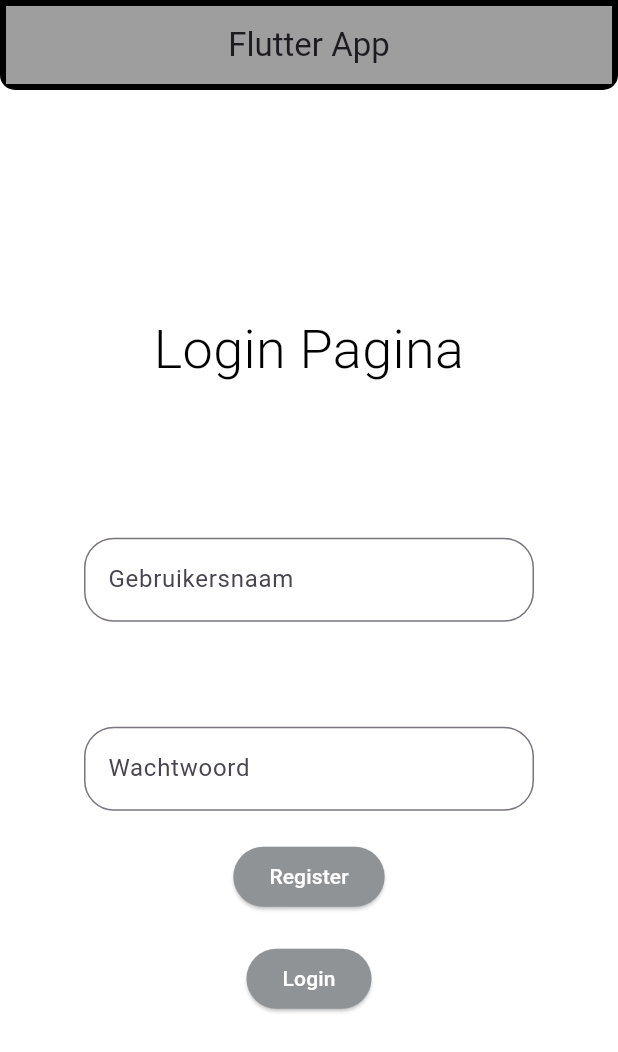
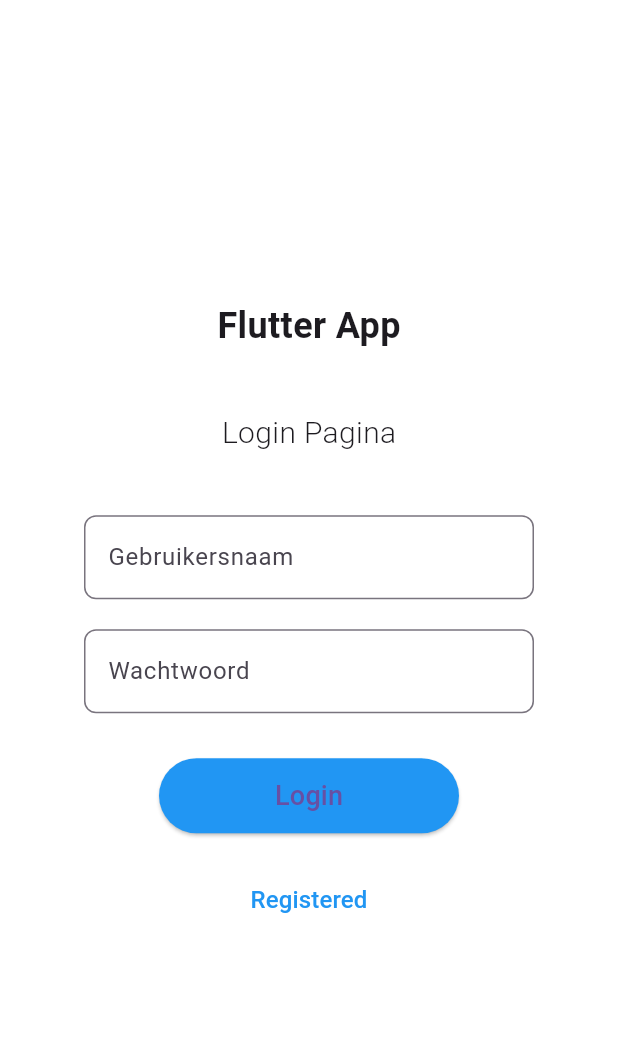
Before and after one commit to Denzel-Bendt/CPD-FlutterApp, a Flutter app: the screen it shows after launch, on a phone screen of 412 x 824 dp. Shown: the top 1052 px of the screen. Run offline on Flutter 3.47's test engine with Material 3 defaults, Android fonts, the light colour scheme and no system bars; our stand-ins replace logger, table_calendar; accounts and stored records are empty.

Commit message:
Lay-out van login pagina aangepast

```diff
--- a/lib/screens/login/login_screen.dart
+++ b/lib/screens/login/login_screen.dart
@@ -1,9 +1,7 @@
-// ignore_for_file: use_build_context_synchronously
-
 import 'package:flutter/material.dart';
 import 'package:cpd_flutterapp/services/auth_service.dart';
 import 'package:cpd_flutterapp/screens/home/home_page.dart';
-import 'package:http/http.dart' as http;  // Importeer de http package
+import 'package:http/http.dart' as http;
 
 class LoginScreen extends StatefulWidget {
   const LoginScreen({super.key});
@@ -13,61 +11,41 @@ class LoginScreen extends StatefulWidget {
 }
 
 class LoginScreenState extends State<LoginScreen> {
-  late final AuthService _authService;  // Maak de AuthService late initialisatie
+  late final AuthService _authService;
   final TextEditingController _usernameController = TextEditingController();
   final TextEditingController _passwordController = TextEditingController();
 
   @override
   void initState() {
     super.initState();
-    // Maak een instantie van de http.Client en geef deze door aan de AuthService
     final http.Client client = http.Client();
-    _authService = AuthService(client: client);  // AuthService wordt geïnitialiseerd met de client
+    _authService = AuthService(client: client);
   }
 
   @override
   Widget build(BuildContext context) {
     return Scaffold(
-      backgroundColor: Colors.white70,
-      appBar: PreferredSize(
-        preferredSize: const Size.fromHeight(60.0),
-        child: Container(
-          decoration: BoxDecoration(
-            border: Border.all(
-              color: const Color.fromARGB(255, 0, 0, 0),
-              width: 4.0,
-            ),
-            borderRadius: const BorderRadius.vertical(
-              bottom: Radius.circular(10),
-            ),
-          ),
-          child: AppBar(
-            backgroundColor: Colors.grey,
-            title: const Center(
-              child: Text("Flutter App"),
-            ),
-            elevation: 0,
-          ),
-        ),
-      ),
+      backgroundColor: Colors.white,
       body: Center(
-        child: Padding(
-          padding: const EdgeInsets.all(16.0),
         child: Column(
           mainAxisAlignment: MainAxisAlignment.center,
           children: <Widget>[
-              const Padding(
-                padding: EdgeInsets.only(bottom: 100.0),
-                child: Text(
+            const Text(
+              'Flutter App',
+              style: TextStyle(
+                fontSize: 24,
+                fontWeight: FontWeight.bold,
+              ),
+            ),
+            const SizedBox(height: 40),
+            const Text(
               'Login Pagina',
               style: TextStyle(
-                    fontSize: 36,
+                fontSize: 20,
                 fontWeight: FontWeight.w300,
-                    color: Colors.black,
-                  ),
-                  textAlign: TextAlign.center,
               ),
             ),
+            const SizedBox(height: 40),
             SizedBox(
               width: 300,
               child: TextField(
@@ -75,74 +53,26 @@ class LoginScreenState extends State<LoginScreen> {
                 decoration: InputDecoration(
                   labelText: 'Gebruikersnaam',
                   border: OutlineInputBorder(
-                      borderRadius: BorderRadius.circular(20.0),
-                      borderSide: const BorderSide(
-                        color: Colors.black,
-                        width: 1.0,
-                      ),
-                    ),
-                    focusedBorder: OutlineInputBorder(
-                      borderRadius: BorderRadius.circular(10.0),
-                      borderSide: const BorderSide(
-                        color: Colors.black,
-                        width: 1.0,
+                    borderRadius: BorderRadius.circular(8.0),
                   ),
                 ),
               ),
             ),
-              ),
-              const SizedBox(height: 70),
+            const SizedBox(height: 20),
             SizedBox(
               width: 300,
               child: TextField(
                 controller: _passwordController,
+                obscureText: true,
                 decoration: InputDecoration(
                   labelText: 'Wachtwoord',
                   border: OutlineInputBorder(
-                      borderRadius: BorderRadius.circular(20.0),
-                      borderSide: const BorderSide(
-                        color: Colors.black,
-                        width: 1.0,
-                      ),
-                    ),
-                    focusedBorder: OutlineInputBorder(
-                      borderRadius: BorderRadius.circular(10.0),
-                      borderSide: const BorderSide(
-                        color: Colors.black,
-                        width: 1.0,
+                    borderRadius: BorderRadius.circular(8.0),
                   ),
                 ),
               ),
-                  obscureText: true,
             ),
-              ),
-              const SizedBox(height: 20),
-              ElevatedButton(
-                onPressed: () async {
-                  bool registered = await _authService.registerUser(
-                    _usernameController.text,
-                    _passwordController.text,
-                  );
-                  if (registered) {
-                    Navigator.pushReplacement(
-                      context,
-                      MaterialPageRoute(
-                        builder: (context) => const HomePage(teamId: 1),
-                      ),
-                    );
-                  } else {
-                    ScaffoldMessenger.of(context).showSnackBar(
-                      const SnackBar(content: Text('Registratie mislukt')),
-                    );
-                  }
-                },
-                style: ElevatedButton.styleFrom(
-                  foregroundColor: Colors.white,
-                  backgroundColor: const Color.fromARGB(255, 143, 147, 150),
-                ),
-                child: const Text('Register'),
-              ),
-              const SizedBox(height: 20),
+            const SizedBox(height: 30),
             ElevatedButton(
               onPressed: () async {
                 bool loggedIn = await _authService.loginUser(
@@ -165,13 +95,28 @@ class LoginScreenState extends State<LoginScreen> {
                 }
               },
               style: ElevatedButton.styleFrom(
-                  foregroundColor: Colors.white,
-                  backgroundColor: const Color.fromARGB(255, 143, 147, 150),
+                minimumSize: const Size(200, 50),
+                backgroundColor: const Color.fromRGBO(33, 150, 243, 1),
               ),
-                child: const Text('Login'),
+              child: const Text(
+                'Login',
+                style: TextStyle(fontSize: 18),
+              ),
+            ),
+            const SizedBox(height: 20),
+            TextButton(
+              onPressed: () {
+                // Add navigation to registration page
+              },
+              child: const Text(
+                'Registered',
+                style: TextStyle(
+                  fontSize: 16,
+                  color: Colors.blue,
+                ),
+              ),
             ),
           ],
-          ),
         ),
       ),
     );
--- a/lib/services/api_service.dart
+++ b/lib/services/api_service.dart
@@ -4,7 +4,7 @@ import 'package:logger/logger.dart';
 import 'auth_service.dart';
 
 class ApiService {
-  final String baseUrl = 'https://team-management-api.dops.tech/api/v2/';
+  final String baseUrl = 'https://team-management-api.weensum.nl/api/v2/auth/login';
   final Logger _logger = Logger();
 
   // Methode om headers op te bouwen
--- a/lib/services/auth_service.dart
+++ b/lib/services/auth_service.dart
@@ -3,7 +3,7 @@ import 'dart:convert';
 import 'package:logger/logger.dart';
 
 class AuthService {
-  final String baseUrl = 'https://team-management-api.dops.tech/api/v2';
+  final String baseUrl = 'https://team-management-api.weensum.nl/api/v2';
   final Logger _logger = Logger();
   static String? authToken; // Token wordt hier opgeslagen
   static String? username; // Gebruikersnaam wordt hier opgeslagen
```
Also changed, not shown: pubspec.lock, 2 other files. Lines whose indentation alone changed are shown as unchanged.
